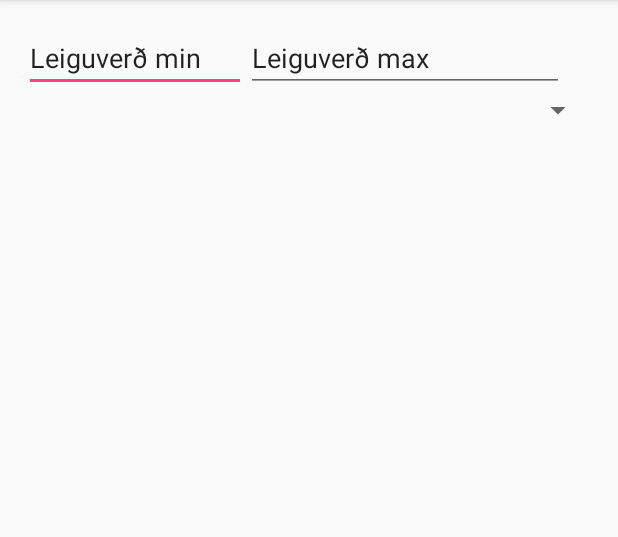
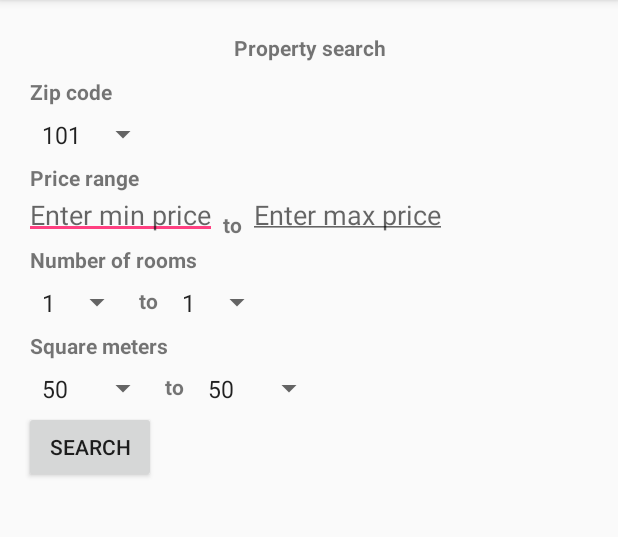
Before and after one commit to hugbo/bualfur, an Android app: the screen it shows after launch (PropertyListActivity), on a phone screen of 412 x 824 dp, the part 84-621 px from its top. Run offline under Robolectric (Android 15) with nearby library versions, the phone set to English and light mode, and no system bars; our stand-ins replace Volley; network calls fail.

Commit message:
Search layout

```diff
--- a/app/src/main/res/layout/fragment_property_list.xml
+++ b/app/src/main/res/layout/fragment_property_list.xml
@@ -1,64 +1,165 @@
 <?xml version="1.0" encoding="utf-8"?>
 
-<FrameLayout
+<LinearLayout
     xmlns:android="http://schemas.android.com/apk/res/android"
     android:id="@+id/fragment_container"
     android:layout_width="match_parent"
     android:layout_height="match_parent"
-    >
+    android:orientation="vertical">
 
-    <RelativeLayout
+    <TextView
+        android:id="@+id/search_text_view"
         android:layout_width="match_parent"
         android:layout_height="wrap_content"
-        android:weightSum="1"
-        android:orientation="vertical">
+        android:padding="6dp"
+        android:text="@string/search_text"
+        android:gravity="center"
+        android:textStyle="bold"/>
+
+    <TextView
+        android:id="@+id/zip_code_text_view"
+        android:layout_width="wrap_content"
+        android:layout_height="wrap_content"
+        android:padding="4dp"
+        android:text="@string/zip_code_text"
+        android:textStyle="bold"/>
 
     <LinearLayout
+        android:layout_height="wrap_content"
+        android:layout_width="wrap_content">
+        <Spinner
+            android:id="@+id/zip_code_spinner"
+            android:layout_width="match_parent"
+            android:layout_height="wrap_content"
+            android:entries="@array/zip_code_array"
+            android:padding="4dp"/>
+    </LinearLayout>
+    <TextView
+        android:id="@+id/price_text_view"
         android:layout_width="wrap_content"
         android:layout_height="wrap_content"
-            android:id="@+id/rentInput">
+        android:text="@string/price_range_text"
+        android:padding="4dp"
+        android:textStyle="bold"/>
+    <LinearLayout
+        android:layout_width="match_parent"
+        android:layout_height="wrap_content"
+        android:orientation="horizontal">
         <EditText
-                android:id="@+id/rentMin"
-                android:layout_width="148dp"
+            android:id="@+id/rent_min_edit_text"
+            android:layout_width="wrap_content"
+            android:layout_height="match_parent"
+            android:padding="4dp"
+            android:hint="@string/min_price"/>
+        <TextView
+            android:id="@+id/price_range_text_view"
+            android:layout_width="wrap_content"
             android:layout_height="wrap_content"
-                android:layout_weight="1.74"
-                android:ems="10"
-                android:inputType="textPersonName"
-                android:text="Leiguverð min"
-                />
-
+            android:text="@string/to_search_text"
+            android:textStyle="bold"
+            android:padding="4dp"/>
         <EditText
-                android:id="@+id/rentMax"
-                android:layout_width="212dp"
-                android:layout_height="wrap_content"
-                android:ems="10"
-                android:inputType="textPersonName"
-                android:text="Leiguverð max"
-                android:layout_toRightOf="@id/rentMin"/>
-
+            android:id="@+id/rent_max_edit_text"
+            android:layout_width="wrap_content"
+            android:layout_height="match_parent"
+            android:hint="@string/max_price"
+            android:padding="4dp"/>
         </LinearLayout>
 
     <LinearLayout
         android:layout_width="match_parent"
         android:layout_height="wrap_content"
-            android:layout_below="@id/rentInput"
-            >
+        android:orientation="vertical">
+
+        <RelativeLayout
+            android:layout_width="wrap_content"
+            android:layout_height="wrap_content">
+
+            <TextView
+                android:id="@+id/range_number_of_rooms_text_view"
+                android:layout_width="wrap_content"
+                android:layout_height="wrap_content"
+                android:padding="4dp"
+                android:text="@string/number_of_rooms"
+                android:textStyle="bold"/>
 
             <Spinner
-                android:id="@+id/zipCodes"
+                android:id="@+id/min_no_of_rooms_spinner"
+                android:layout_width="wrap_content"
+                android:layout_height="wrap_content"
+                android:layout_below="@id/range_number_of_rooms_text_view"
+                android:entries="@array/no_of_rooms_array"
+                android:padding="4dp"/>
+
+            <TextView
+                android:id="@+id/number_of_rooms_text_view"
+                android:layout_width="wrap_content"
+                android:layout_height="wrap_content"
+                android:layout_below="@id/range_number_of_rooms_text_view"
+                android:layout_toEndOf="@id/min_no_of_rooms_spinner"
+                android:padding="4dp"
+                android:text="@string/to_search_text"
+                android:textStyle="bold"/>
+
+            <Spinner
+                android:id="@+id/max_no_of_rooms_spinner"
+                android:layout_width="wrap_content"
+                android:layout_height="wrap_content"
+                android:layout_below="@id/range_number_of_rooms_text_view"
+                android:layout_toEndOf="@id/number_of_rooms_text_view"
+                android:entries="@array/no_of_rooms_array"
+                android:padding="4dp"/>
+        </RelativeLayout>
+
+        <RelativeLayout
             android:layout_width="match_parent"
+            android:layout_height="wrap_content">
+
+            <TextView
+                android:id="@+id/range_size_text_view"
+                android:layout_width="wrap_content"
                 android:layout_height="wrap_content"
-                android:layout_below="@id/rentMin" />
+                android:padding="4dp"
+                android:text="@string/choose_size_range"
+                android:textStyle="bold"/>
+
+            <Spinner
+                android:id="@+id/min_size_spinner"
+                android:layout_width="wrap_content"
+                android:layout_height="wrap_content"
+                android:layout_below="@id/range_size_text_view"
+                android:entries="@array/size_array"
+                android:padding="4dp"/>
+
+            <TextView
+                android:id="@+id/size_text_view"
+                android:layout_width="wrap_content"
+                android:layout_height="wrap_content"
+                android:layout_below="@id/range_size_text_view"
+                android:layout_toEndOf="@id/min_size_spinner"
+                android:padding="4dp"
+                android:text="@string/to_search_text"
+                android:textStyle="bold"/>
+
+            <Spinner
+                android:id="@+id/max_size_spinner"
+                android:layout_width="wrap_content"
+                android:layout_height="wrap_content"
+                android:layout_below="@id/range_size_text_view"
+                android:layout_toEndOf="@id/size_text_view"
+                android:entries="@array/size_array"
+                android:padding="4dp"/>
+        </RelativeLayout>
 
     </LinearLayout>
 
-
-    </RelativeLayout>
-
+    <Button
+        android:layout_width="wrap_content"
+        android:layout_height="wrap_content"
+        android:text="@string/search_button"/>
     <android.support.v7.widget.RecyclerView
         android:id="@+id/property_recycler_view"
         android:layout_width="match_parent"
         android:layout_height="292dp"
-        android:layout_gravity="bottom" />
-
-</FrameLayout>
+        android:layout_gravity="bottom"/>
+</LinearLayout>
--- a/app/src/main/res/values/strings.xml
+++ b/app/src/main/res/values/strings.xml
@@ -9,4 +9,37 @@
     <string name="property_bathrooms">Enter number of bathrooms:</string>
     <string name="property_type">Enter type of property:</string>
     <string name="property_save">Save</string>
+    <string name="search_text">Property search</string>
+    <string name="min_price">Enter min price</string>
+    <string name="max_price">Enter max price</string>
+    <string name="zip_code_text">Zip code</string>
+    <string-array name="zip_code_array">
+        <item>101</item>
+        <item>102</item>
+        <item>103</item>
+        <item>104</item>
+        <item>105</item>
+        <item>107</item>
+    </string-array>
+    <string-array name="no_of_rooms_array">
+        <item>1</item>
+        <item>2</item>
+        <item>3</item>
+        <item>4</item>
+        <item>5</item>
+        <item>6</item>
+    </string-array>
+    <string-array name="size_array">
+        <item>50</item>
+        <item>100</item>
+        <item>150</item>
+        <item>200</item>
+        <item>250</item>
+        <item>300</item>
+    </string-array>
+    <string name="search_button">Search</string>
+    <string name="price_range_text">Price range</string>
+    <string name="to_search_text">to</string>
+    <string name="choose_size_range">Square meters</string>
+    <string name="number_of_rooms">Number of rooms</string>
 </resources>
```
Lines whose indentation alone changed are shown as unchanged.
